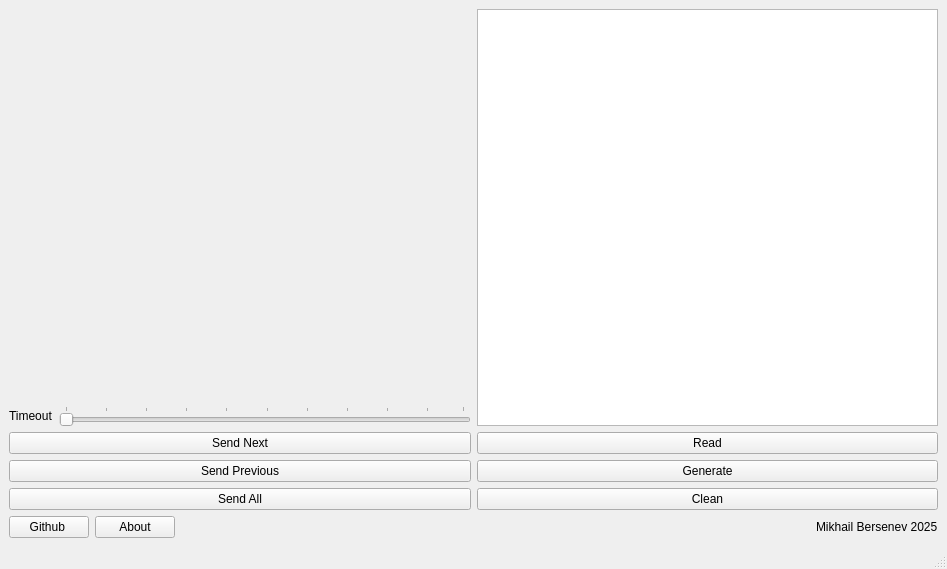
Old version of the form mainwindow.ui in the repository MikhailBersenev/EANScannerEmu.
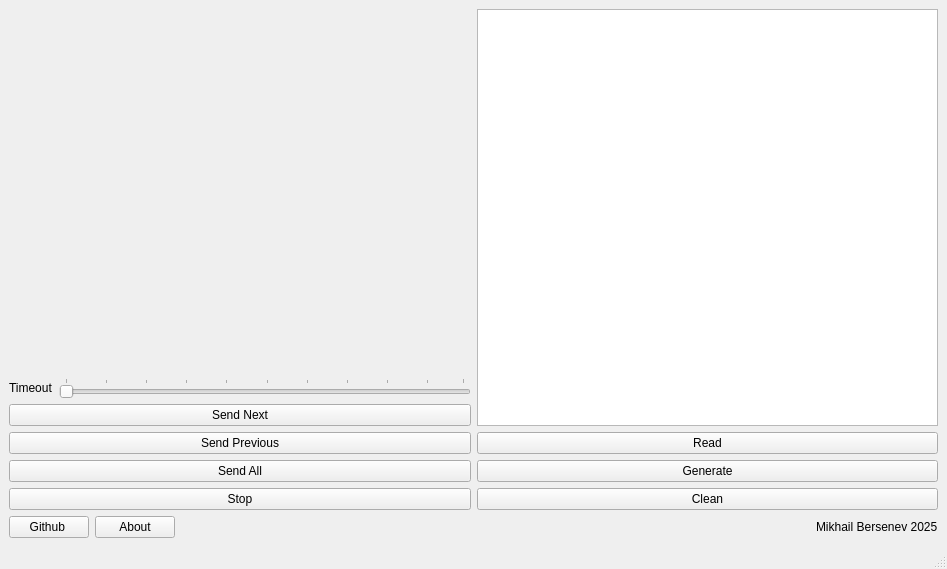
New version of the form. Icons and pictures are not drawn.

What changed in the file:
```diff
--- a/mainwindow.ui
+++ b/mainwindow.ui
@@ -75,6 +75,13 @@
         </property>
        </widget>
       </item>
+      <item>
+       <widget class="QPushButton" name="StopButton">
+        <property name="text">
+         <string>Stop</string>
+        </property>
+       </widget>
+      </item>
      </layout>
     </item>
     <item row="0" column="1">
```
